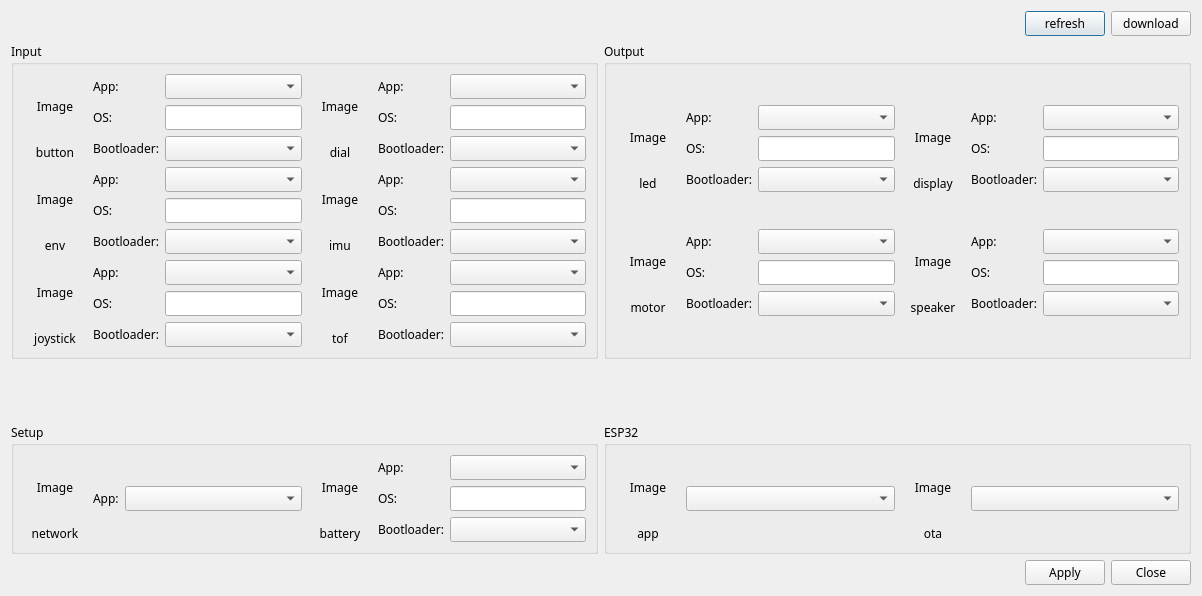
The window that modi2_firmware_updater/assets/firmware_manager.ui (LUXROBO/modi2-firmware-updater) describes before a commit, drawn with Qt 5.
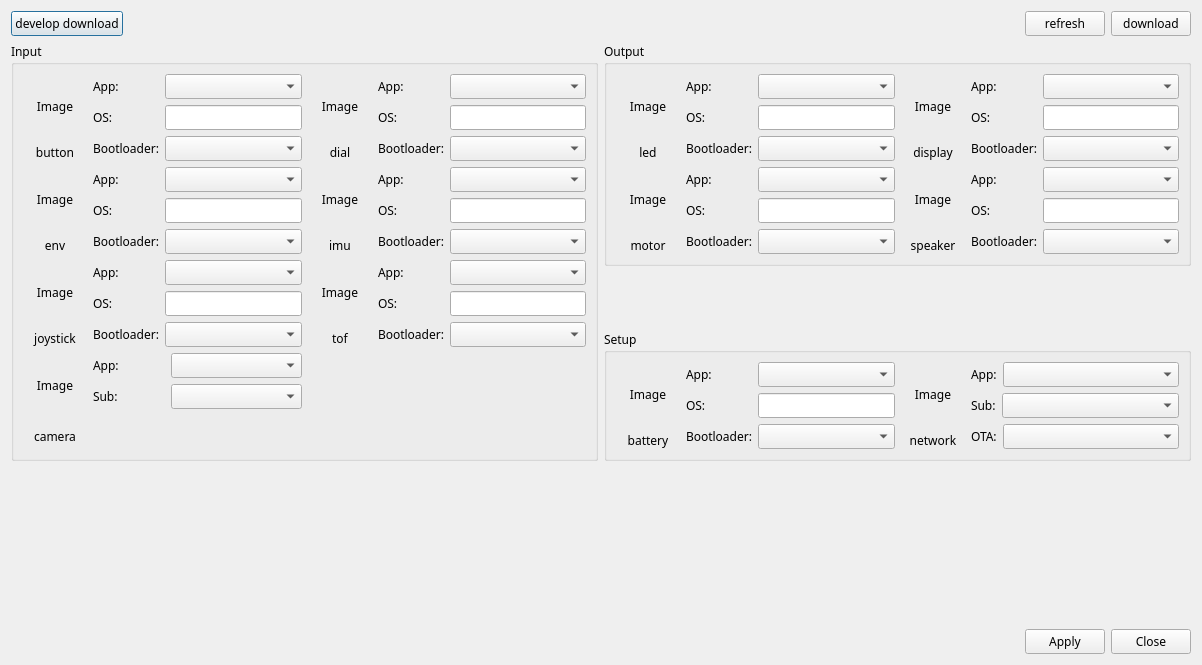
The same window after the commit.

Commit message: add develop download button

Diff of the .ui file:
```diff
--- a/modi2_firmware_updater/assets/firmware_manager.ui
+++ b/modi2_firmware_updater/assets/firmware_manager.ui
@@ -7,7 +7,7 @@
     <x>0</x>
     <y>0</y>
     <width>1202</width>
-    <height>596</height>
+    <height>665</height>
    </rect>
   </property>
   <property name="sizePolicy">
@@ -42,9 +42,16 @@
   <property name="autoFillBackground">
    <bool>false</bool>
   </property>
-  <layout class="QVBoxLayout" name="verticalLayout_14">
+  <layout class="QVBoxLayout" name="verticalLayout_15">
    <item>
     <layout class="QHBoxLayout" name="horizontalLayout_15">
+     <item>
+      <widget class="QPushButton" name="develop_download_button">
+       <property name="text">
+        <string>develop download</string>
+       </property>
+      </widget>
+     </item>
      <item>
       <spacer name="horizontalSpacer_2">
        <property name="orientation">
@@ -75,332 +82,19 @@
     </layout>
    </item>
    <item>
-    <layout class="QGridLayout" name="gridLayout_17">
-     <item row="2" column="0">
-      <widget class="QGroupBox" name="groupBox_3">
-       <property name="title">
-        <string>Setup</string>
-       </property>
-       <layout class="QGridLayout" name="gridLayout_14">
-        <item row="0" column="1">
-         <layout class="QHBoxLayout" name="horizontalLayout_14">
-          <item>
-           <layout class="QVBoxLayout" name="verticalLayout_13">
-            <item>
-             <widget class="QLabel" name="battery_image">
-              <property name="sizePolicy">
-               <sizepolicy hsizetype="Fixed" vsizetype="Fixed">
-                <horstretch>0</horstretch>
-                <verstretch>0</verstretch>
-               </sizepolicy>
-              </property>
-              <property name="minimumSize">
-               <size>
-                <width>64</width>
-                <height>64</height>
-               </size>
-              </property>
-              <property name="maximumSize">
-               <size>
-                <width>64</width>
-                <height>64</height>
-               </size>
-              </property>
-              <property name="frameShape">
-               <enum>QFrame::NoFrame</enum>
-              </property>
-              <property name="text">
-               <string>Image</string>
-              </property>
-              <property name="alignment">
-               <set>Qt::AlignCenter</set>
-              </property>
-             </widget>
-            </item>
-            <item>
-             <widget class="QLabel" name="label_49">
-              <property name="frameShape">
-               <enum>QFrame::NoFrame</enum>
-              </property>
-              <property name="text">
-               <string>battery</string>
-              </property>
-              <property name="alignment">
-               <set>Qt::AlignCenter</set>
-              </property>
-             </widget>
-            </item>
-           </layout>
-          </item>
-          <item>
-           <layout class="QGridLayout" name="gridLayout_16">
-            <item row="0" column="0">
-             <widget class="QLabel" name="label_50">
-              <property name="text">
-               <string>App:</string>
-              </property>
-             </widget>
-            </item>
-            <item row="0" column="1">
-             <widget class="QComboBox" name="battery_app_combobox"/>
-            </item>
-            <item row="1" column="0">
-             <widget class="QLabel" name="label_51">
-              <property name="text">
-               <string>OS:</string>
-              </property>
-             </widget>
-            </item>
-            <item row="1" column="1">
-             <widget class="QLineEdit" name="battery_os_text">
-              <property name="readOnly">
-               <bool>true</bool>
-              </property>
-             </widget>
-            </item>
-            <item row="2" column="0">
-             <widget class="QLabel" name="label_52">
-              <property name="text">
-               <string>Bootloader:</string>
-              </property>
-             </widget>
-            </item>
-            <item row="2" column="1">
-             <widget class="QComboBox" name="battery_bootloader_combobox"/>
-            </item>
-           </layout>
-          </item>
-         </layout>
-        </item>
-        <item row="0" column="0">
-         <layout class="QHBoxLayout" name="horizontalLayout_13">
-          <item>
-           <layout class="QVBoxLayout" name="verticalLayout_12">
-            <item>
-             <widget class="QLabel" name="network_image">
-              <property name="sizePolicy">
-               <sizepolicy hsizetype="Fixed" vsizetype="Fixed">
-                <horstretch>0</horstretch>
-                <verstretch>0</verstretch>
-               </sizepolicy>
-              </property>
-              <property name="minimumSize">
-               <size>
-                <width>64</width>
-                <height>64</height>
-               </size>
-              </property>
-              <property name="maximumSize">
-               <size>
-                <width>64</width>
-                <height>64</height>
-               </size>
-              </property>
-              <property name="frameShape">
-               <enum>QFrame::NoFrame</enum>
-              </property>
-              <property name="text">
-               <string>Image</string>
-              </property>
-              <property name="alignment">
-               <set>Qt::AlignCenter</set>
-              </property>
-             </widget>
-            </item>
-            <item>
-             <widget class="QLabel" name="label_45">
-              <property name="frameShape">
-               <enum>QFrame::NoFrame</enum>
-              </property>
-              <property name="text">
-               <string>network</string>
-              </property>
-              <property name="alignment">
-               <set>Qt::AlignCenter</set>
-              </property>
-             </widget>
-            </item>
-           </layout>
-          </item>
-          <item>
-           <layout class="QGridLayout" name="gridLayout_15">
-            <item row="0" column="0">
-             <widget class="QLabel" name="label_46">
-              <property name="text">
-               <string>App:</string>
-              </property>
-             </widget>
-            </item>
-            <item row="0" column="1">
-             <widget class="QComboBox" name="network_app_combobox">
-              <property name="sizePolicy">
-               <sizepolicy hsizetype="Expanding" vsizetype="Fixed">
-                <horstretch>0</horstretch>
-                <verstretch>0</verstretch>
-               </sizepolicy>
-              </property>
-             </widget>
-            </item>
-           </layout>
-          </item>
-         </layout>
-        </item>
-       </layout>
-      </widget>
-     </item>
-     <item row="2" column="1">
-      <widget class="QGroupBox" name="groupBox_4">
-       <property name="title">
-        <string>ESP32</string>
-       </property>
-       <layout class="QGridLayout" name="gridLayout_19">
-        <item row="0" column="1">
-         <layout class="QHBoxLayout" name="horizontalLayout_18">
-          <item>
-           <layout class="QVBoxLayout" name="verticalLayout_17">
-            <item>
-             <widget class="QLabel" name="esp32_ota_image">
-              <property name="sizePolicy">
-               <sizepolicy hsizetype="Fixed" vsizetype="Fixed">
-                <horstretch>0</horstretch>
-                <verstretch>0</verstretch>
-               </sizepolicy>
-              </property>
-              <property name="minimumSize">
-               <size>
-                <width>64</width>
-                <height>64</height>
-               </size>
-              </property>
-              <property name="maximumSize">
-               <size>
-                <width>64</width>
-                <height>64</height>
-               </size>
-              </property>
-              <property name="frameShape">
-               <enum>QFrame::NoFrame</enum>
-              </property>
-              <property name="text">
-               <string>Image</string>
-              </property>
-              <property name="alignment">
-               <set>Qt::AlignCenter</set>
-              </property>
-             </widget>
-            </item>
-            <item>
-             <widget class="QLabel" name="label_65">
-              <property name="frameShape">
-               <enum>QFrame::NoFrame</enum>
-              </property>
-              <property name="text">
-               <string>ota</string>
-              </property>
-              <property name="alignment">
-               <set>Qt::AlignCenter</set>
-              </property>
-             </widget>
-            </item>
-           </layout>
-          </item>
-          <item>
-           <layout class="QGridLayout" name="gridLayout_21">
-            <item row="0" column="0">
-             <widget class="QComboBox" name="esp32_ota_combobox">
-              <property name="sizePolicy">
-               <sizepolicy hsizetype="Expanding" vsizetype="Fixed">
-                <horstretch>0</horstretch>
-                <verstretch>0</verstretch>
-               </sizepolicy>
-              </property>
-             </widget>
-            </item>
-           </layout>
-          </item>
-         </layout>
-        </item>
-        <item row="0" column="0">
-         <layout class="QHBoxLayout" name="horizontalLayout_17">
-          <item>
-           <layout class="QVBoxLayout" name="verticalLayout_16">
-            <item>
-             <widget class="QLabel" name="esp32_app_image">
-              <property name="sizePolicy">
-               <sizepolicy hsizetype="Fixed" vsizetype="Fixed">
-                <horstretch>0</horstretch>
-                <verstretch>0</verstretch>
-               </sizepolicy>
-              </property>
-              <property name="minimumSize">
-               <size>
-                <width>64</width>
-                <height>64</height>
-               </size>
-              </property>
-              <property name="maximumSize">
-               <size>
-                <width>64</width>
-                <height>64</height>
-               </size>
-              </property>
-              <property name="frameShape">
-               <enum>QFrame::NoFrame</enum>
-              </property>
-              <property name="text">
-               <string>Image</string>
-              </property>
-              <property name="alignment">
-               <set>Qt::AlignCenter</set>
-              </property>
-             </widget>
-            </item>
-            <item>
-             <widget class="QLabel" name="label_61">
-              <property name="frameShape">
-               <enum>QFrame::NoFrame</enum>
-              </property>
-              <property name="text">
-               <string>app</string>
-              </property>
-              <property name="alignment">
-               <set>Qt::AlignCenter</set>
-              </property>
-             </widget>
-            </item>
-           </layout>
-          </item>
-          <item>
-           <layout class="QGridLayout" name="gridLayout_20">
-            <item row="0" column="0">
-             <widget class="QComboBox" name="esp32_app_combobox">
-              <property name="sizePolicy">
-               <sizepolicy hsizetype="Expanding" vsizetype="Fixed">
-                <horstretch>0</horstretch>
-                <verstretch>0</verstretch>
-               </sizepolicy>
-              </property>
-             </widget>
-            </item>
-           </layout>
-          </item>
-         </layout>
-        </item>
-       </layout>
-      </widget>
-     </item>
-     <item row="0" column="0">
+    <layout class="QGridLayout" name="gridLayout_19">
+     <item row="0" column="0" rowspan="3">
       <widget class="QGroupBox" name="groupBox">
        <property name="title">
         <string>Input</string>
        </property>
-       <layout class="QGridLayout" name="gridLayout_12">
-        <item row="1" column="0">
-         <layout class="QHBoxLayout" name="horizontalLayout_5">
+       <layout class="QGridLayout" name="gridLayout_2">
+        <item row="0" column="0">
+         <layout class="QHBoxLayout" name="horizontalLayout_2">
           <item>
-           <layout class="QVBoxLayout" name="verticalLayout_4">
+           <layout class="QVBoxLayout" name="verticalLayout">
             <item>
-             <widget class="QLabel" name="env_image">
+             <widget class="QLabel" name="button_image">
               <property name="sizePolicy">
                <sizepolicy hsizetype="Fixed" vsizetype="Fixed">
                 <horstretch>0</horstretch>
@@ -431,12 +125,12 @@
              </widget>
             </item>
             <item>
-             <widget class="QLabel" name="label_13">
+             <widget class="QLabel" name="label">
               <property name="frameShape">
                <enum>QFrame::NoFrame</enum>
               </property>
               <property name="text">
-               <string>env</string>
+               <string>button</string>
               </property>
               <property name="alignment">
                <set>Qt::AlignCenter</set>
@@ -446,130 +140,40 @@
            </layout>
           </item>
           <item>
-           <layout class="QGridLayout" name="gridLayout_4">
+           <layout class="QGridLayout" name="gridLayout">
             <item row="0" column="0">
-             <widget class="QLabel" name="label_14">
+             <widget class="QLabel" name="label_2">
               <property name="text">
                <string>App:</string>
               </property>
              </widget>
             </item>
             <item row="0" column="1">
-             <widget class="QComboBox" name="env_app_combobox"/>
+             <widget class="QComboBox" name="button_app_combobox"/>
             </item>
             <item row="1" column="0">
-             <widget class="QLabel" name="label_15">
+             <widget class="QLabel" name="label_3">
               <property name="text">
                <string>OS:</string>
               </property>
              </widget>
             </item>
             <item row="1" column="1">
-             <widget class="QLineEdit" name="env_os_text">
+             <widget class="QLineEdit" name="button_os_text">
               <property name="readOnly">
                <bool>true</bool>
               </property>
              </widget>
             </item>
             <item row="2" column="0">
-             <widget class="QLabel" name="label_16">
+             <widget class="QLabel" name="label_4">
               <property name="text">
                <string>Bootloader:</string>
               </property>
              </widget>
             </item>
             <item row="2" column="1">
-             <widget class="QComboBox" name="env_bootloader_combobox"/>
-            </item>
-           </layout>
-          </item>
-         </layout>
-        </item>
-        <item row="2" column="1">
-         <layout class="QHBoxLayout" name="horizontalLayout_8">
-          <item>
-           <layout class="QVBoxLayout" name="verticalLayout_7">
-            <item>
-             <widget class="QLabel" name="tof_image">
-              <property name="sizePolicy">
-               <sizepolicy hsizetype="Fixed" vsizetype="Fixed">
-                <horstretch>0</horstretch>
-                <verstretch>0</verstretch>
-               </sizepolicy>
-              </property>
-              <property name="minimumSize">
-               <size>
-                <width>64</width>
-                <height>64</height>
-               </size>
-              </property>
-              <property name="maximumSize">
-               <size>
-                <width>64</width>
-                <height>64</height>
-               </size>
-              </property>
-              <property name="frameShape">
-               <enum>QFrame::NoFrame</enum>
-              </property>
-              <property name="text">
-               <string>Image</string>
-              </property>
-              <property name="alignment">
-               <set>Qt::AlignCenter</set>
-              </property>
-             </widget>
-            </item>
-            <item>
-             <widget class="QLabel" name="label_25">
-              <property name="frameShape">
-               <enum>QFrame::NoFrame</enum>
-              </property>
-              <property name="text">
-               <string>tof</string>
-              </property>
-              <property name="alignment">
-               <set>Qt::AlignCenter</set>
-              </property>
-             </widget>
-            </item>
-           </layout>
-          </item>
-          <item>
-           <layout class="QGridLayout" name="gridLayout_7">
-            <item row="0" column="0">
-             <widget class="QLabel" name="label_26">
-              <property name="text">
-               <string>App:</string>
-              </property>
-             </widget>
-            </item>
-            <item row="0" column="1">
-             <widget class="QComboBox" name="tof_app_combobox"/>
-            </item>
-            <item row="1" column="0">
-             <widget class="QLabel" name="label_27">
-              <property name="text">
-               <string>OS:</string>
-              </property>
-             </widget>
-            </item>
-            <item row="1" column="1">
-             <widget class="QLineEdit" name="tof_os_text">
-              <property name="readOnly">
-               <bool>true</bool>
-              </property>
-             </widget>
-            </item>
-            <item row="2" column="0">
-             <widget class="QLabel" name="label_28">
-              <property name="text">
-               <string>Bootloader:</string>
-              </property>
-             </widget>
-            </item>
-            <item row="2" column="1">
-             <widget class="QComboBox" name="tof_bootloader_combobox"/>
+             <widget class="QComboBox" name="button_bootloader_combobox"/>
             </item>
            </layout>
           </item>
@@ -665,6 +269,186 @@
           </item>
          </layout>
         </item>
+        <item row="1" column="0">
+         <layout class="QHBoxLayout" name="horizontalLayout_5">
+          <item>
+           <layout class="QVBoxLayout" name="verticalLayout_4">
+            <item>
+             <widget class="QLabel" name="env_image">
+              <property name="sizePolicy">
+               <sizepolicy hsizetype="Fixed" vsizetype="Fixed">
+                <horstretch>0</horstretch>
+                <verstretch>0</verstretch>
+               </sizepolicy>
+              </property>
+              <property name="minimumSize">
+               <size>
+                <width>64</width>
+                <height>64</height>
+               </size>
+              </property>
+              <property name="maximumSize">
+               <size>
+                <width>64</width>
+                <height>64</height>
+               </size>
+              </property>
+              <property name="frameShape">
+               <enum>QFrame::NoFrame</enum>
+              </property>
+              <property name="text">
+               <string>Image</string>
+              </property>
+              <property name="alignment">
+               <set>Qt::AlignCenter</set>
+              </property>
+             </widget>
+            </item>
+            <item>
+             <widget class="QLabel" name="label_13">
+              <property name="frameShape">
+               <enum>QFrame::NoFrame</enum>
+              </property>
+              <property name="text">
+               <string>env</string>
+              </property>
+              <property name="alignment">
+               <set>Qt::AlignCenter</set>
+              </property>
+             </widget>
+            </item>
+           </layout>
+          </item>
+          <item>
+           <layout class="QGridLayout" name="gridLayout_4">
+            <item row="0" column="0">
+             <widget class="QLabel" name="label_14">
+              <property name="text">
+               <string>App:</string>
+              </property>
+             </widget>
+            </item>
+            <item row="0" column="1">
+             <widget class="QComboBox" name="env_app_combobox"/>
+            </item>
+            <item row="1" column="0">
+             <widget class="QLabel" name="label_15">
+              <property name="text">
+               <string>OS:</string>
+              </property>
+             </widget>
+            </item>
+            <item row="1" column="1">
+             <widget class="QLineEdit" name="env_os_text">
+              <property name="readOnly">
+               <bool>true</bool>
+              </property>
+             </widget>
+            </item>
+            <item row="2" column="0">
+             <widget class="QLabel" name="label_16">
+              <property name="text">
+               <string>Bootloader:</string>
+              </property>
+             </widget>
+            </item>
+            <item row="2" column="1">
+             <widget class="QComboBox" name="env_bootloader_combobox"/>
+            </item>
+           </layout>
+          </item>
+         </layout>
+        </item>
+        <item row="1" column="1">
+         <layout class="QHBoxLayout" name="horizontalLayout_6">
+          <item>
+           <layout class="QVBoxLayout" name="verticalLayout_5">
+            <item>
+             <widget class="QLabel" name="imu_image">
+              <property name="sizePolicy">
+               <sizepolicy hsizetype="Fixed" vsizetype="Fixed">
+                <horstretch>0</horstretch>
+                <verstretch>0</verstretch>
+               </sizepolicy>
+              </property>
+              <property name="minimumSize">
+               <size>
+                <width>64</width>
+                <height>64</height>
+               </size>
+              </property>
+              <property name="maximumSize">
+               <size>
+                <width>64</width>
+                <height>64</height>
+               </size>
+              </property>
+              <property name="frameShape">
+               <enum>QFrame::NoFrame</enum>
+              </property>
+              <property name="text">
+               <string>Image</string>
+              </property>
+              <property name="alignment">
+               <set>Qt::AlignCenter</set>
+              </property>
+             </widget>
+            </item>
+            <item>
+             <widget class="QLabel" name="label_17">
+              <property name="frameShape">
+               <enum>QFrame::NoFrame</enum>
+              </property>
+              <property name="text">
+               <string>imu</string>
+              </property>
+              <property name="alignment">
+               <set>Qt::AlignCenter</set>
+              </property>
+             </widget>
+            </item>
+           </layout>
+          </item>
+          <item>
+           <layout class="QGridLayout" name="gridLayout_5">
+            <item row="0" column="0">
+             <widget class="QLabel" name="label_18">
+              <property name="text">
+               <string>App:</string>
+              </property>
+             </widget>
+            </item>
+            <item row="0" column="1">
+             <widget class="QComboBox" name="imu_app_combobox"/>
+            </item>
+            <item row="1" column="0">
+             <widget class="QLabel" name="label_19">
+              <property name="text">
+               <string>OS:</string>
+              </property>
+             </widget>
+            </item>
+            <item row="1" column="1">
+             <widget class="QLineEdit" name="imu_os_text">
+              <property name="readOnly">
+               <bool>true</bool>
+              </property>
+             </widget>
+            </item>
+            <item row="2" column="0">
+             <widget class="QLabel" name="label_20">
+              <property name="text">
+               <string>Bootloader:</string>
+              </property>
+             </widget>
+            </item>
+            <item row="2" column="1">
+             <widget class="QComboBox" name="imu_bootloader_combobox"/>
+            </item>
+           </layout>
+          </item>
+         </layout>
+        </item>
         <item row="2" column="0">
          <layout class="QHBoxLayout" name="horizontalLayout_7">
           <item>
@@ -755,12 +539,12 @@
           </item>
          </layout>
         </item>
-        <item row="1" column="1">
-         <layout class="QHBoxLayout" name="horizontalLayout_6">
+        <item row="2" column="1">
+         <layout class="QHBoxLayout" name="horizontalLayout_8">
           <item>
-           <layout class="QVBoxLayout" name="verticalLayout_5">
+           <layout class="QVBoxLayout" name="verticalLayout_7">
             <item>
-             <widget class="QLabel" name="imu_image">
+             <widget class="QLabel" name="tof_image">
               <property name="sizePolicy">
                <sizepolicy hsizetype="Fixed" vsizetype="Fixed">
                 <horstretch>0</horstretch>
@@ -791,12 +575,12 @@
              </widget>
             </item>
             <item>
-             <widget class="QLabel" name="label_17">
+             <widget class="QLabel" name="label_25">
               <property name="frameShape">
                <enum>QFrame::NoFrame</enum>
               </property>
               <property name="text">
-               <string>imu</string>
+               <string>tof</string>
               </property>
               <property name="alignment">
                <set>Qt::AlignCenter</set>
@@ -806,51 +590,51 @@
            </layout>
           </item>
           <item>
-           <layout class="QGridLayout" name="gridLayout_5">
+           <layout class="QGridLayout" name="gridLayout_7">
             <item row="0" column="0">
-             <widget class="QLabel" name="label_18">
+             <widget class="QLabel" name="label_26">
               <property name="text">
                <string>App:</string>
               </property>
              </widget>
             </item>
             <item row="0" column="1">
-             <widget class="QComboBox" name="imu_app_combobox"/>
+             <widget class="QComboBox" name="tof_app_combobox"/>
             </item>
             <item row="1" column="0">
-             <widget class="QLabel" name="label_19">
+             <widget class="QLabel" name="label_27">
               <property name="text">
                <string>OS:</string>
               </property>
              </widget>
             </item>
             <item row="1" column="1">
-             <widget class="QLineEdit" name="imu_os_text">
+             <widget class="QLineEdit" name="tof_os_text">
               <property name="readOnly">
                <bool>true</bool>
               </property>
              </widget>
             </item>
             <item row="2" column="0">
-             <widget class="QLabel" name="label_20">
+             <widget class="QLabel" name="label_28">
               <property name="text">
                <string>Bootloader:</string>
               </property>
              </widget>
             </item>
             <item row="2" column="1">
-             <widget class="QComboBox" name="imu_bootloader_combobox"/>
+             <widget class="QComboBox" name="tof_bootloader_combobox"/>
             </item>
            </layout>
           </item>
          </layout>
         </item>
-        <item row="0" column="0">
-         <layout class="QHBoxLayout" name="horizontalLayout_2">
+        <item row="3" column="0">
+         <layout class="QHBoxLayout" name="horizontalLayout_13">
           <item>
-           <layout class="QVBoxLayout" name="verticalLayout">
+           <layout class="QVBoxLayout" name="verticalLayout_14">
             <item>
-             <widget class="QLabel" name="button_image">
+             <widget class="QLabel" name="camera_image">
               <property name="sizePolicy">
                <sizepolicy hsizetype="Fixed" vsizetype="Fixed">
                 <horstretch>0</horstretch>
@@ -881,12 +665,12 @@
              </widget>
             </item>
             <item>
-             <widget class="QLabel" name="label">
+             <widget class="QLabel" name="label_53">
               <property name="frameShape">
                <enum>QFrame::NoFrame</enum>
               </property>
               <property name="text">
-               <string>button</string>
+               <string>camera</string>
               </property>
               <property name="alignment">
                <set>Qt::AlignCenter</set>
@@ -896,40 +680,59 @@
            </layout>
           </item>
           <item>
-           <layout class="QGridLayout" name="gridLayout">
+           <layout class="QGridLayout" name="gridLayout_12">
+            <item row="1" column="1">
+             <widget class="QComboBox" name="camera_sub_combobox">
+              <property name="sizePolicy">
+               <sizepolicy hsizetype="Expanding" vsizetype="Fixed">
+                <horstretch>0</horstretch>
+                <verstretch>0</verstretch>
+               </sizepolicy>
+              </property>
+             </widget>
+            </item>
             <item row="0" column="0">
-             <widget class="QLabel" name="label_2">
+             <widget class="QLabel" name="label_60">
+              <property name="minimumSize">
+               <size>
+                <width>72</width>
+                <height>0</height>
+               </size>
+              </property>
               <property name="text">
                <string>App:</string>
               </property>
              </widget>
             </item>
-            <item row="0" column="1">
-             <widget class="QComboBox" name="button_app_combobox"/>
-            </item>
             <item row="1" column="0">
-             <widget class="QLabel" name="label_3">
+             <widget class="QLabel" name="label_62">
               <property name="text">
-               <string>OS:</string>
+               <string>Sub:</string>
               </property>
              </widget>
             </item>
-            <item row="1" column="1">
-             <widget class="QLineEdit" name="button_os_text">
-              <property name="readOnly">
-               <bool>true</bool>
-              </property>
-             </widget>
-            </item>
-            <item row="2" column="0">
-             <widget class="QLabel" name="label_4">
-              <property name="text">
-               <string>Bootloader:</string>
+            <item row="0" column="1">
+             <widget class="QComboBox" name="camera_app_combobox">
+              <property name="sizePolicy">
+               <sizepolicy hsizetype="Expanding" vsizetype="Fixed">
+                <horstretch>0</horstretch>
+                <verstretch>0</verstretch>
+               </sizepolicy>
               </property>
              </widget>
             </item>
             <item row="2" column="1">
-             <widget class="QComboBox" name="button_bootloader_combobox"/>
+             <spacer name="verticalSpacer">
+              <property name="orientation">
+               <enum>Qt::Vertical</enum>
+              </property>
+              <property name="sizeHint" stdset="0">
+               <size>
+                <width>20</width>
+                <height>40</height>
+               </size>
+              </property>
+             </spacer>
             </item>
            </layout>
           </item>
@@ -1307,19 +1110,6 @@
        </layout>
       </widget>
      </item>
-     <item row="1" column="0">
-      <spacer name="verticalSpacer_2">
-       <property name="orientation">
-        <enum>Qt::Vertical</enum>
-       </property>
-       <property name="sizeHint" stdset="0">
-        <size>
-         <width>20</width>
-         <height>40</height>
-        </size>
-       </property>
-      </spacer>
-     </item>
      <item row="1" column="1">
       <spacer name="verticalSpacer_3">
        <property name="orientation">
@@ -1328,13 +1118,244 @@
        <property name="sizeHint" stdset="0">
         <size>
          <width>20</width>
-         <height>40</height>
+         <height>18</height>
         </size>
        </property>
       </spacer>
      </item>
+     <item row="2" column="1">
+      <widget class="QGroupBox" name="groupBox_3">
+       <property name="title">
+        <string>Setup</string>
+       </property>
+       <layout class="QGridLayout" name="gridLayout_14">
+        <item row="0" column="1">
+         <layout class="QHBoxLayout" name="horizontalLayout_3">
+          <item>
+           <layout class="QVBoxLayout" name="verticalLayout_12">
+            <item>
+             <widget class="QLabel" name="network_image">
+              <property name="sizePolicy">
+               <sizepolicy hsizetype="Fixed" vsizetype="Fixed">
+                <horstretch>0</horstretch>
+                <verstretch>0</verstretch>
+               </sizepolicy>
+              </property>
+              <property name="minimumSize">
+               <size>
+                <width>64</width>
+                <height>64</height>
+               </size>
+              </property>
+              <property name="maximumSize">
+               <size>
+                <width>64</width>
+                <height>64</height>
+               </size>
+              </property>
+              <property name="frameShape">
+               <enum>QFrame::NoFrame</enum>
+              </property>
+              <property name="text">
+               <string>Image</string>
+              </property>
+              <property name="alignment">
+               <set>Qt::AlignCenter</set>
+              </property>
+             </widget>
+            </item>
+            <item>
+             <widget class="QLabel" name="label_45">
+              <property name="frameShape">
+               <enum>QFrame::NoFrame</enum>
+              </property>
+              <property name="text">
+               <string>network</string>
+              </property>
+              <property name="alignment">
+               <set>Qt::AlignCenter</set>
+              </property>
+             </widget>
+            </item>
+           </layout>
+          </item>
+          <item>
+           <layout class="QVBoxLayout" name="verticalLayout_2">
+            <item>
+             <layout class="QGridLayout" name="gridLayout_15">
+              <item row="0" column="0">
+               <widget class="QLabel" name="label_46">
+                <property name="text">
+                 <string>App:</string>
+                </property>
+               </widget>
+              </item>
+              <item row="0" column="1">
+               <widget class="QComboBox" name="network_app_combobox">
+                <property name="sizePolicy">
+                 <sizepolicy hsizetype="Expanding" vsizetype="Fixed">
+                  <horstretch>0</horstretch>
+                  <verstretch>0</verstretch>
+                 </sizepolicy>
+                </property>
+               </widget>
+              </item>
+             </layout>
+            </item>
+            <item>
+             <layout class="QGridLayout" name="gridLayout_17">
+              <item row="0" column="0">
+               <widget class="QLabel" name="label_47">
+                <property name="text">
+                 <string>Sub:</string>
+                </property>
+               </widget>
+              </item>
+              <item row="0" column="1">
+               <widget class="QComboBox" name="network_sub_combobox">
+                <property name="sizePolicy">
+                 <sizepolicy hsizetype="Expanding" vsizetype="Fixed">
+                  <horstretch>0</horstretch>
+                  <verstretch>0</verstretch>
+                 </sizepolicy>
+                </property>
+               </widget>
+              </item>
+             </layout>
+            </item>
+            <item>
+             <layout class="QGridLayout" name="gridLayout_18">
+              <item row="0" column="0">
+               <widget class="QLabel" name="label_48">
+                <property name="text">
+                 <string>OTA:</string>
+                </property>
+               </widget>
+              </item>
+              <item row="0" column="1">
+               <widget class="QComboBox" name="network_ota_combobox">
+                <property name="sizePolicy">
+                 <sizepolicy hsizetype="Expanding" vsizetype="Fixed">
+                  <horstretch>0</horstretch>
+                  <verstretch>0</verstretch>
+                 </sizepolicy>
+                </property>
+               </widget>
+              </item>
+             </layout>
+            </item>
+           </layout>
+          </item>
+         </layout>
+        </item>
+        <item row="0" column="0">
+         <layout class="QHBoxLayout" name="horizontalLayout_14">
+          <item>
+           <layout class="QVBoxLayout" name="verticalLayout_13">
+            <item>
+             <widget class="QLabel" name="battery_image">
+              <property name="sizePolicy">
+               <sizepolicy hsizetype="Fixed" vsizetype="Fixed">
+                <horstretch>0</horstretch>
+                <verstretch>0</verstretch>
+               </sizepolicy>
+              </property>
+              <property name="minimumSize">
+               <size>
+                <width>64</width>
+                <height>64</height>
+               </size>
+              </property>
+              <property name="maximumSize">
+               <size>
+                <width>64</width>
+                <height>64</height>
+               </size>
+              </property>
+              <property name="frameShape">
+               <enum>QFrame::NoFrame</enum>
+              </property>
+              <property name="text">
+               <string>Image</string>
+              </property>
+              <property name="alignment">
+               <set>Qt::AlignCenter</set>
+              </property>
+             </widget>
+            </item>
+            <item>
+             <widget class="QLabel" name="label_49">
+              <property name="frameShape">
+               <enum>QFrame::NoFrame</enum>
+              </property>
+              <property name="text">
+               <string>battery</string>
+              </property>
+              <property name="alignment">
+               <set>Qt::AlignCenter</set>
+              </property>
+             </widget>
+            </item>
+           </layout>
+          </item>
+          <item>
+           <layout class="QGridLayout" name="gridLayout_16">
+            <item row="0" column="0">
+             <widget class="QLabel" name="label_50">
+              <property name="text">
+               <string>App:</string>
+              </property>
+             </widget>
+            </item>
+            <item row="0" column="1">
+             <widget class="QComboBox" name="battery_app_combobox"/>
+            </item>
+            <item row="1" column="0">
+             <widget class="QLabel" name="label_51">
+              <property name="text">
+               <string>OS:</string>
+              </property>
+             </widget>
+            </item>
+            <item row="1" column="1">
+             <widget class="QLineEdit" name="battery_os_text">
+              <property name="readOnly">
+               <bool>true</bool>
+              </property>
+             </widget>
+            </item>
+            <item row="2" column="0">
+             <widget class="QLabel" name="label_52">
+              <property name="text">
+               <string>Bootloader:</string>
+              </property>
+             </widget>
+            </item>
+            <item row="2" column="1">
+             <widget class="QComboBox" name="battery_bootloader_combobox"/>
+            </item>
+           </layout>
+          </item>
+         </layout>
+        </item>
+       </layout>
+      </widget>
+     </item>
     </layout>
    </item>
+   <item>
+    <spacer name="verticalSpacer_2">
+     <property name="orientation">
+      <enum>Qt::Vertical</enum>
+     </property>
+     <property name="sizeHint" stdset="0">
+      <size>
+       <width>20</width>
+       <height>40</height>
+      </size>
+     </property>
+    </spacer>
+   </item>
    <item>
     <layout class="QHBoxLayout" name="horizontalLayout">
      <item>
```
Left out of the diff: 45 changed lines with no effect on the pictures. The commit also changes 4 other files.
